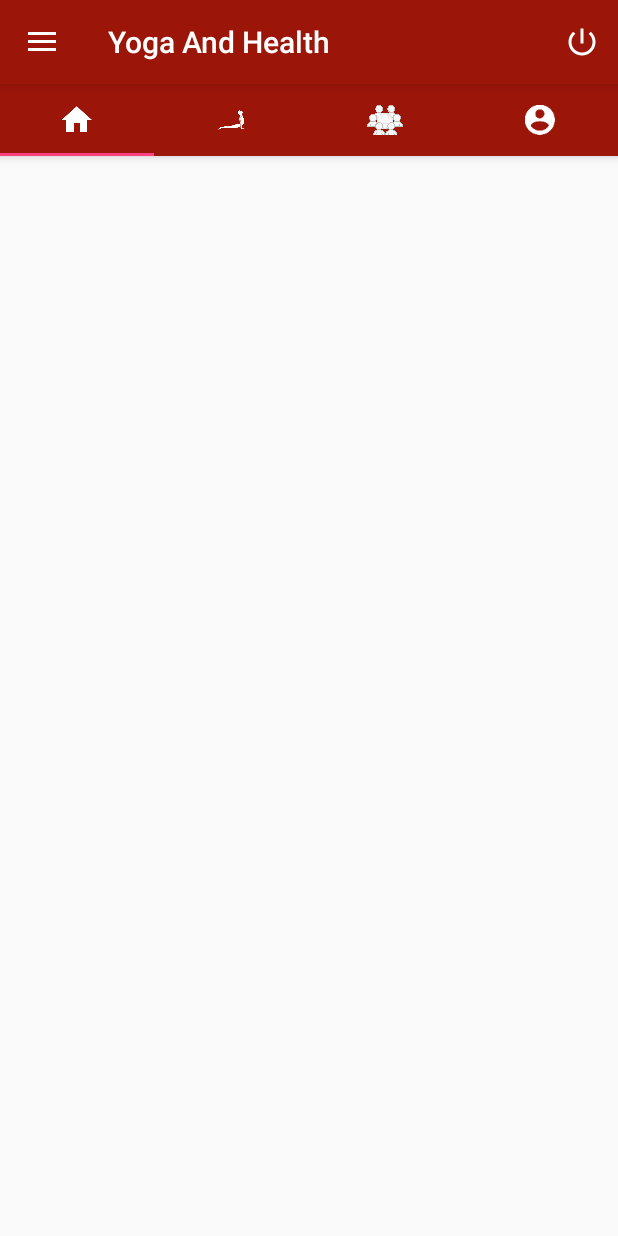
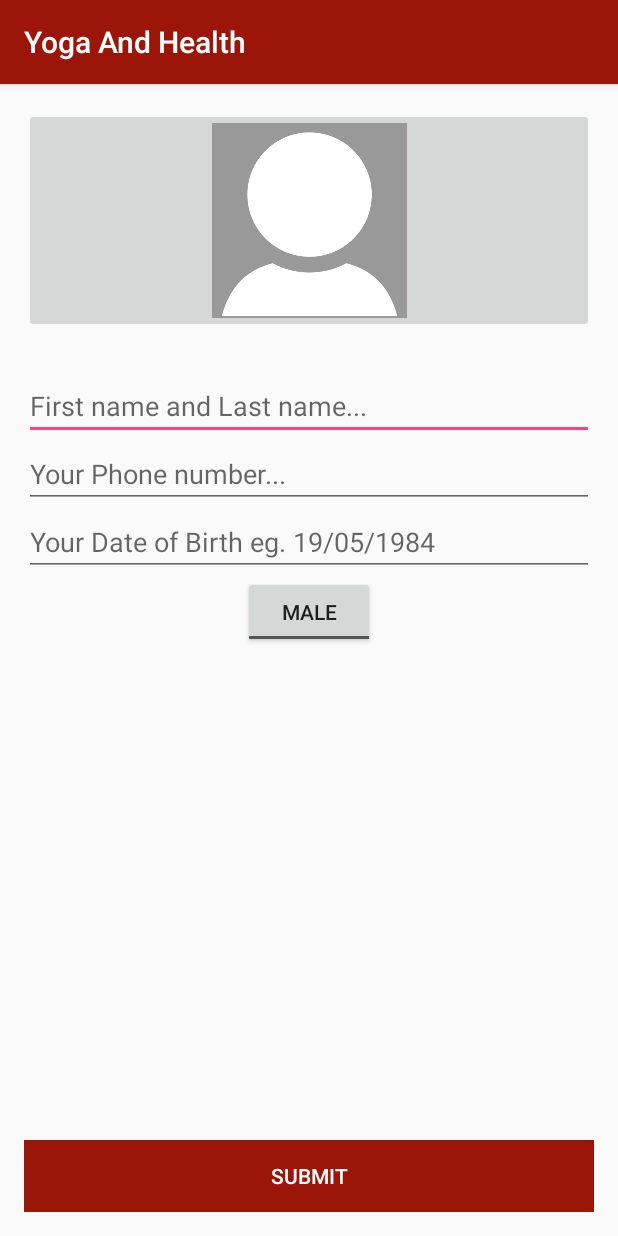
Before and after one commit to geniusninedev/YogaAndHealth, an Android app: the screen it shows after launch once a user with an empty profile is signed in (MainActivity before the commit, UserProfile after it), after a tap on "Import", on a phone screen of 412 x 824 dp. Run offline under Robolectric (Android 15) with nearby library versions, the phone set to English and light mode, and no system bars; our stand-ins replace AdMob, Firebase (no records; nobody signed in at launch, a user with empty details on screens opened directly); libraries missing offline, so code that uses them is left out: com.facebook, com.facebook.appevents, com.facebook.login; 2 statements that could not run were skipped; 1 other tap on this screen came first.

Commit message:
User Profile Initiated

```diff
--- a/app/build.gradle
+++ b/app/build.gradle
@@ -63,7 +63,7 @@ dependencies {
     compile 'com.google.firebase:firebase-config:10.0.1'
     compile 'com.google.firebase:firebase-invites:10.0.1'
     compile 'com.google.firebase:firebase-ads:10.0.1'
-    compile 'com.facebook.android:facebook-android-sdk:4.+'
+    compile 'com.facebook.android:facebook-android-sdk:4.19.0'
     testCompile 'junit:junit:4.12'
 }
 
--- a/app/src/main/AndroidManifest.xml
+++ b/app/src/main/AndroidManifest.xml
@@ -14,6 +14,7 @@
     <uses-permission android:name="android.permission.RECEIVE_SMS" />
 
     <application
+        android:name=".YogaAndHealth"
         android:allowBackup="true"
         android:icon="@mipmap/ic_launcher"
         android:label="@string/app_name"
@@ -50,7 +51,8 @@
             android:name="com.facebook.sdk.ApplicationId"
             android:value="@string/facebook_app_id" />
 
-        <activity android:name=".LoginFacebook"></activity>
+        <activity android:name=".LoginFacebook" />
+        <activity android:name=".UserProfile"></activity>
     </application>
 
 </manifest>
--- a/app/src/main/java/com/geniusnine/android/yogaandhealth/Adapters/ViewPagerAdapter.java
+++ /dev/null
@@ -1,41 +0,0 @@
-package com.geniusnine.android.yogaandhealth.Adapters;
-
-import android.support.v4.app.Fragment;
-import android.support.v4.app.FragmentManager;
-import android.support.v4.app.FragmentPagerAdapter;
-
-import java.util.ArrayList;
-import java.util.List;
-
-/**
- * Created by Supriya on 23-01-2017.
- */
-
-public class ViewPagerAdapter extends FragmentPagerAdapter {
-    private final List<Fragment> mFragmentList = new ArrayList<>();
-    private final List<String> mFragmentTitleList = new ArrayList<>();
-
-    public ViewPagerAdapter(FragmentManager manager) {
-        super(manager);
-    }
-
-    @Override
-    public Fragment getItem(int position) {
-        return mFragmentList.get(position);
-    }
-
-    @Override
-    public int getCount() {
-        return mFragmentList.size();
-    }
-
-    public void addFrag(Fragment fragment, String title) {
-        mFragmentList.add(fragment);
-        mFragmentTitleList.add(title);
-    }
-
-    @Override
-    public CharSequence getPageTitle(int position) {
-        return mFragmentTitleList.get(position);
-    }
-}
--- a/app/src/main/java/com/geniusnine/android/yogaandhealth/LoginFacebook.java
+++ b/app/src/main/java/com/geniusnine/android/yogaandhealth/LoginFacebook.java
@@ -99,6 +99,7 @@ public class LoginFacebook extends AppCompatActivity {
                     loginIntent.addFlags(Intent.FLAG_ACTIVITY_CLEAR_TOP);
                     startActivity(loginIntent);
                     Toast.makeText(LoginFacebook.this, "User logged in.", Toast.LENGTH_LONG).show();
+                    finish();
                 }
             }
         });
--- a/app/src/main/java/com/geniusnine/android/yogaandhealth/MainActivity.java
+++ b/app/src/main/java/com/geniusnine/android/yogaandhealth/MainActivity.java
@@ -3,11 +3,6 @@ package com.geniusnine.android.yogaandhealth;
 import android.content.Intent;
 import android.os.Bundle;
 import android.support.annotation.NonNull;
-import android.support.design.widget.FloatingActionButton;
-import android.support.design.widget.Snackbar;
-import android.support.design.widget.TabLayout;
-import android.support.v4.view.ViewPager;
-import android.view.View;
 import android.support.design.widget.NavigationView;
 import android.support.v4.view.GravityCompat;
 import android.support.v4.widget.DrawerLayout;
@@ -16,16 +11,15 @@ import android.support.v7.app.AppCompatActivity;
 import android.support.v7.widget.Toolbar;
 import android.view.Menu;
 import android.view.MenuItem;
-import android.widget.Button;
+import android.view.View;
+import android.widget.ImageView;
 
 import com.facebook.FacebookSdk;
 import com.facebook.appevents.AppEventsLogger;
 import com.facebook.login.LoginManager;
-import com.geniusnine.android.yogaandhealth.Adapters.ViewPagerAdapter;
-import com.geniusnine.android.yogaandhealth.Tabs.Community;
-import com.geniusnine.android.yogaandhealth.Tabs.Excercises;
-import com.geniusnine.android.yogaandhealth.Tabs.Home;
-import com.geniusnine.android.yogaandhealth.Tabs.ProfileActivity;
+import com.google.android.gms.ads.AdRequest;
+import com.google.android.gms.ads.AdView;
+import com.google.android.gms.ads.MobileAds;
 import com.google.firebase.auth.FirebaseAuth;
 
 public class MainActivity extends AppCompatActivity
@@ -34,17 +28,7 @@ public class MainActivity extends AppCompatActivity
 
     private FirebaseAuth mAuth;
     private FirebaseAuth.AuthStateListener mAuthListner;
-
-    private TabLayout tabLayout;
-    private ViewPager viewPager;
-    private int[] tabIcons = {
-            R.mipmap.ic_home_white_24dp,
-            R.drawable.excercise,
-            R.drawable.community,
-            R.mipmap.ic_account_circle_white_24dp,
-
-    };
-
+    private ImageView mProfile;
 
     @Override
     protected void onCreate(Bundle savedInstanceState) {
@@ -52,10 +36,9 @@ public class MainActivity extends AppCompatActivity
         FacebookSdk.sdkInitialize(getApplicationContext());
         AppEventsLogger.activateApp(this);
         setContentView(R.layout.activity_main);
+        mProfile = (ImageView)findViewById(R.id.imageViewProfile);
 
-        viewPager = (ViewPager) findViewById(R.id.viewpager);
-        tabLayout = (TabLayout) findViewById(R.id.tabs);
-////
+
         mAuth = FirebaseAuth.getInstance();
 
         mAuthListner = new FirebaseAuth.AuthStateListener() {
@@ -72,9 +55,13 @@ public class MainActivity extends AppCompatActivity
             }
         };
 
-
-        ////
-
+        /*mProfile.setOnClickListener(new View.OnClickListener() {
+            @Override
+            public void onClick(View view) {
+                Intent openProfileActivity = new Intent(MainActivity.this, UserProfile.class);
+                startActivity(openProfileActivity);
+            }
+        });*/
 
 
 
@@ -93,31 +80,14 @@ public class MainActivity extends AppCompatActivity
 
         NavigationView navigationView = (NavigationView) findViewById(R.id.nav_view);
         navigationView.setNavigationItemSelectedListener(this);
-        setupViewPager(viewPager);
-        tabLayout.setupWithViewPager(viewPager);
-        setupTabIcons();
-    }
-
-    private void setupTabIcons() {
-
-        tabLayout.getTabAt(0).setIcon(tabIcons[0]);
-        tabLayout.getTabAt(1).setIcon(tabIcons[1]);
-        tabLayout.getTabAt(2).setIcon(tabIcons[2]);
-        tabLayout.getTabAt(3).setIcon(tabIcons[3]);
-        //tabLayout.getTabAt(4).setIcon(tabIcons[4]);
+        MobileAds.initialize(getApplicationContext(), "ca-app-pub-3940256099942544~3347511713");
+        AdView mAdView = (AdView) findViewById(R.id.adView);
+        AdRequest adRequest = new AdRequest.Builder().build();
+        mAdView.loadAd(adRequest);
 
     }
 
 
-    private void setupViewPager(ViewPager viewPager) {
-        ViewPagerAdapter adapter = new ViewPagerAdapter(getSupportFragmentManager());
-        adapter.addFrag(new Home(), "");
-        adapter.addFrag(new Excercises(), "");
-        adapter.addFrag(new Community(), "");
-        adapter.addFrag(new ProfileActivity(), "");
-
-        viewPager.setAdapter(adapter);
-    }
 
 
     @Override
@@ -161,7 +131,8 @@ public class MainActivity extends AppCompatActivity
         int id = item.getItemId();
 
         if (id == R.id.nav_camera) {
-            // Handle the camera action
+            Intent openProfileActivity = new Intent(MainActivity.this, UserProfile.class);
+            startActivity(openProfileActivity);
         } else if (id == R.id.nav_gallery) {
 
         } else if (id == R.id.nav_slideshow) {
--- a/app/src/main/java/com/geniusnine/android/yogaandhealth/Tabs/Community.java
+++ /dev/null
@@ -1,24 +0,0 @@
-package com.geniusnine.android.yogaandhealth.Tabs;
-
-import android.os.Bundle;
-import android.support.v4.app.Fragment;
-import android.view.LayoutInflater;
-import android.view.View;
-import android.view.ViewGroup;
-
-import com.geniusnine.android.yogaandhealth.R;
-
-/**
- * Created by Supriya on 23-01-2017.
- */
-
-public class Community extends Fragment {
-
-    @Override
-    public View onCreateView(LayoutInflater inflater, ViewGroup container,
-                             Bundle savedInstanceState) {
-        // Inflate the layout for this fragment
-        View v = inflater.inflate(R.layout.home, container, false);
-        return v;
-    }
-}
--- a/app/src/main/java/com/geniusnine/android/yogaandhealth/Tabs/Excercises.java
+++ /dev/null
@@ -1,23 +0,0 @@
-package com.geniusnine.android.yogaandhealth.Tabs;
-
-import android.os.Bundle;
-import android.support.v4.app.Fragment;
-import android.view.LayoutInflater;
-import android.view.View;
-import android.view.ViewGroup;
-
-import com.geniusnine.android.yogaandhealth.R;
-
-/**
- * Created by Supriya on 23-01-2017.
- */
-
-public class Excercises  extends Fragment {
-    @Override
-    public View onCreateView(LayoutInflater inflater, ViewGroup container,
-                             Bundle savedInstanceState) {
-        // Inflate the layout for this fragment
-        View v = inflater.inflate(R.layout.home, container, false);
-        return v;
-    }
-}
--- a/app/src/main/java/com/geniusnine/android/yogaandhealth/Tabs/Home.java
+++ /dev/null
@@ -1,23 +0,0 @@
-package com.geniusnine.android.yogaandhealth.Tabs;
-
-import android.os.Bundle;
-import android.support.v4.app.Fragment;
-import android.view.LayoutInflater;
-import android.view.View;
-import android.view.ViewGroup;
-
-import com.geniusnine.android.yogaandhealth.R;
-
-/**
- * Created by Supriya on 23-01-2017.
- */
-
-public class Home extends Fragment {
-    @Override
-    public View onCreateView(LayoutInflater inflater, ViewGroup container,
-                             Bundle savedInstanceState) {
-        // Inflate the layout for this fragment
-        View v = inflater.inflate(R.layout.home, container, false);
-        return v;
-    }
-}
--- a/app/src/main/java/com/geniusnine/android/yogaandhealth/Tabs/ProfileActivity.java
+++ /dev/null
@@ -1,24 +0,0 @@
-package com.geniusnine.android.yogaandhealth.Tabs;
-
-import android.os.Bundle;
-import android.support.v4.app.Fragment;
-import android.view.LayoutInflater;
-import android.view.View;
-import android.view.ViewGroup;
-
-import com.geniusnine.android.yogaandhealth.R;
-
-/**
- * Created by Supriya on 23-01-2017.
- */
-
-public class ProfileActivity extends Fragment {
-
-    @Override
-    public View onCreateView(LayoutInflater inflater, ViewGroup container,
-                             Bundle savedInstanceState) {
-        // Inflate the layout for this fragment
-        View v = inflater.inflate(R.layout.home, container, false);
-        return v;
-    }
-}
--- /dev/null
+++ b/app/src/main/java/com/geniusnine/android/yogaandhealth/UserProfile.java
@@ -0,0 +1,13 @@
+package com.geniusnine.android.yogaandhealth;
+
+import android.support.v7.app.AppCompatActivity;
+import android.os.Bundle;
+
+public class UserProfile extends AppCompatActivity {
+
+    @Override
+    protected void onCreate(Bundle savedInstanceState) {
+        super.onCreate(savedInstanceState);
+        setContentView(R.layout.activity_user_profile);
+    }
+}
--- /dev/null
+++ b/app/src/main/java/com/geniusnine/android/yogaandhealth/YogaAndHealth.java
@@ -0,0 +1,20 @@
+package com.geniusnine.android.yogaandhealth;
+
+import android.app.Application;
+
+import com.firebase.client.Firebase;
+import com.google.firebase.database.FirebaseDatabase;
+
+/**
+ * Created by Dev on 24-01-2017.
+ */
+
+public class YogaAndHealth extends Application{
+    @Override
+    public void onCreate(){
+        super.onCreate();
+
+        FirebaseDatabase.getInstance().setPersistenceEnabled(true);
+    }
+
+}
--- a/app/src/main/res/layout/activity_main.xml
+++ b/app/src/main/res/layout/activity_main.xml
@@ -2,6 +2,7 @@
 <android.support.v4.widget.DrawerLayout xmlns:android="http://schemas.android.com/apk/res/android"
     xmlns:app="http://schemas.android.com/apk/res-auto"
     xmlns:tools="http://schemas.android.com/tools"
+
     android:id="@+id/drawer_layout"
     android:layout_width="match_parent"
     android:layout_height="match_parent"
--- /dev/null
+++ b/app/src/main/res/layout/activity_user_profile.xml
@@ -0,0 +1,78 @@
+<?xml version="1.0" encoding="utf-8"?>
+<RelativeLayout xmlns:android="http://schemas.android.com/apk/res/android"
+    xmlns:tools="http://schemas.android.com/tools"
+    android:id="@+id/activity_user_profile"
+    android:layout_width="match_parent"
+    android:layout_height="match_parent"
+    android:paddingBottom="@dimen/activity_vertical_margin"
+    android:paddingLeft="@dimen/activity_horizontal_margin"
+    android:paddingRight="@dimen/activity_horizontal_margin"
+    android:paddingTop="@dimen/activity_vertical_margin"
+    tools:context="com.geniusnine.android.yogaandhealth.UserProfile">
+
+    <ImageButton
+        android:layout_width="match_parent"
+
+        android:id="@+id/imageSelect"
+        android:src="@drawable/profile_default"
+        android:scaleType="fitCenter"
+        android:adjustViewBounds="true"
+        android:layout_height="150sp"
+        android:layout_alignParentTop="true"
+        android:layout_alignParentStart="true"
+        android:layout_alignParentLeft="true"/>
+
+    <EditText
+        android:layout_width="match_parent"
+        android:layout_height="wrap_content"
+        android:inputType="textPersonName"
+        android:ems="10"
+        android:layout_marginTop="26dp"
+        android:id="@+id/editText"
+        android:hint="First name and Last name..."
+        android:layout_below="@+id/imageSelect"
+        android:layout_alignParentLeft="true"
+        android:layout_alignParentStart="true" />
+
+    <EditText
+        android:layout_width="match_parent"
+        android:layout_height="wrap_content"
+        android:inputType="date"
+        android:ems="10"
+        android:layout_below="@+id/editText2"
+        android:layout_centerHorizontal="true"
+        android:id="@+id/editText3"
+        android:hint="Your Date of Birth eg. 19/05/1984" />
+
+    <EditText
+        android:layout_width="match_parent"
+        android:layout_height="wrap_content"
+        android:inputType="phone"
+        android:ems="10"
+        android:id="@+id/editText2"
+        android:hint="Your Phone number..."
+        android:layout_below="@+id/editText"
+        android:layout_alignParentLeft="true"
+        android:layout_alignParentStart="true" />
+
+    <ToggleButton
+        android:text="ToggleButton"
+        android:layout_width="wrap_content"
+        android:layout_height="wrap_content"
+        android:layout_below="@+id/editText3"
+        android:layout_centerHorizontal="true"
+        android:id="@+id/toggleButton"
+        android:textOff="Male"
+        android:textOn="Female" />
+
+    <Button
+        android:text="SUBMIT"
+        android:layout_width="match_parent"
+        android:layout_height="wrap_content"
+        android:id="@+id/button2"
+        android:layout_alignParentBottom="true"
+        android:background="@color/colorPrimaryDark"
+        android:textColor="@color/cardview_light_background" />
+
+
+</RelativeLayout>
--- a/app/src/main/res/layout/content_main.xml
+++ b/app/src/main/res/layout/content_main.xml
@@ -2,6 +2,7 @@
 <RelativeLayout xmlns:android="http://schemas.android.com/apk/res/android"
     xmlns:app="http://schemas.android.com/apk/res-auto"
     xmlns:tools="http://schemas.android.com/tools"
+    xmlns:ads="http://schemas.android.com/apk/res-auto"
     android:id="@+id/content_main"
     android:layout_width="match_parent"
     android:layout_height="match_parent"
@@ -10,25 +11,15 @@
     tools:context="com.geniusnine.android.yogaandhealth.MainActivity"
     tools:showIn="@layout/app_bar_main">
 
-    <android.support.design.widget.AppBarLayout
-        android:layout_width="match_parent"
+
+    <com.google.android.gms.ads.AdView
+        android:id="@+id/adView"
+        android:layout_width="wrap_content"
         android:layout_height="wrap_content"
-        android:theme="@style/ThemeOverlay.AppCompat.Dark.ActionBar">
-
-        <android.support.design.widget.TabLayout
-            android:id="@+id/tabs"
-            android:layout_width="match_parent"
-            android:layout_height="wrap_content"
-            app:tabMode="fixed"
-            app:tabGravity="fill"
-            />
-
-    </android.support.design.widget.AppBarLayout>
-
-    <android.support.v4.view.ViewPager
-        android:id="@+id/viewpager"
-        android:layout_width="match_parent"
-        android:layout_height="match_parent"
-        app:layout_behavior="@string/appbar_scrolling_view_behavior" />
+        android:layout_centerHorizontal="true"
+        android:layout_alignParentBottom="true"
+        ads:adSize="BANNER"
+        ads:adUnitId="@string/banner_ad_unit_id">
+    </com.google.android.gms.ads.AdView>
 
 </RelativeLayout>
--- a/app/src/main/res/layout/home.xml
+++ /dev/null
@@ -1,6 +0,0 @@
-<?xml version="1.0" encoding="utf-8"?>
-<LinearLayout xmlns:android="http://schemas.android.com/apk/res/android"
-    android:orientation="vertical" android:layout_width="match_parent"
-    android:layout_height="match_parent">
-
-</LinearLayout>
--- a/app/src/main/res/layout/nav_header_main.xml
+++ b/app/src/main/res/layout/nav_header_main.xml
@@ -13,7 +13,7 @@
     android:theme="@style/ThemeOverlay.AppCompat.Dark">
 
     <ImageView
-        android:id="@+id/imageView"
+        android:id="@+id/imageViewProfile"
         android:layout_width="wrap_content"
         android:layout_height="wrap_content"
         android:paddingTop="@dimen/nav_header_vertical_spacing"
--- a/app/src/main/res/values/strings.xml
+++ b/app/src/main/res/values/strings.xml
@@ -5,6 +5,6 @@
     <string name="navigation_drawer_close">Close navigation drawer</string>
     <string name="facebook_app_id">1848656012070784</string>
     <string name="action_settings">Logout</string>
-
+    <string name="banner_ad_unit_id">ca-app-pub-3940256099942544/6300978111</string>
     <string name="fb_login_protocol_scheme">fb1848656012070784</string>
 </resources>
--- a/build.gradle
+++ b/build.gradle
@@ -5,7 +5,7 @@ buildscript {
         jcenter()
     }
     dependencies {
-        classpath 'com.android.tools.build:gradle:2.2.0'
+        classpath 'com.android.tools.build:gradle:2.2.3'
         classpath 'com.google.gms:google-services:3.0.0'
 
         // NOTE: Do not place your application dependencies here; they belong
```
Also changed, not shown: app/src/main/res/drawable/profile_default.jpeg (added).
